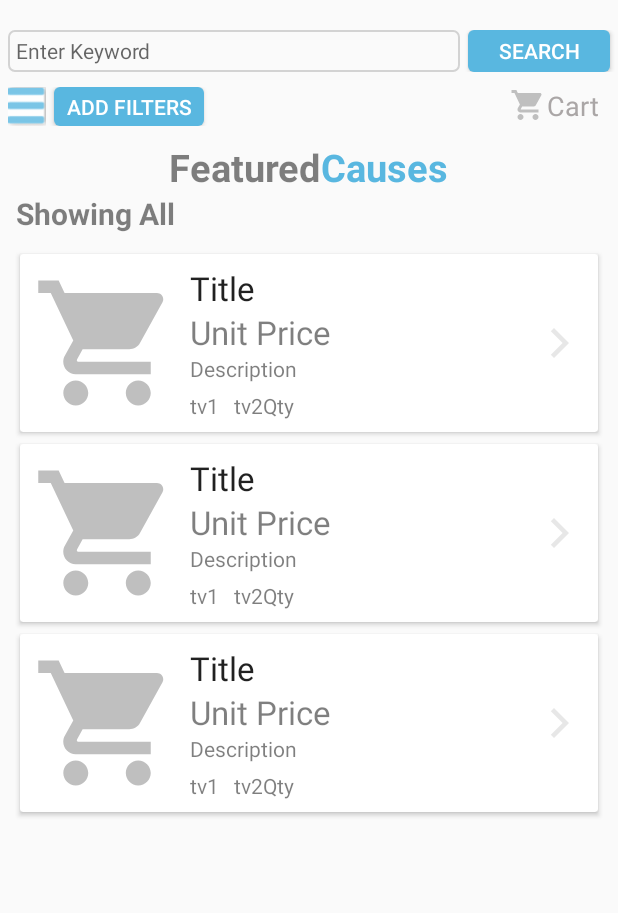
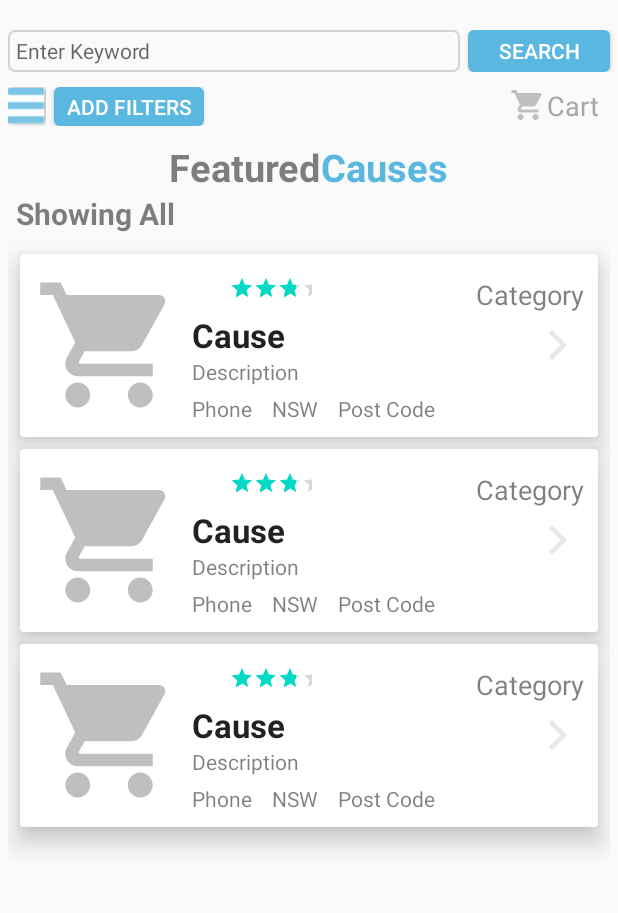
Before and after one commit to NoumanEjaz121/CauseFairy1, an Android app: the layout activity_causes.xml on its own in the app's theme, with its tools: preview values and no code run, on a phone screen of 412 x 824 dp, the part 161-1074 px from its top. Run offline under Robolectric (Android 15) with nearby library versions, the phone set to English and light mode, and no system bars; Roboto replaces fonts that are not available here.

Commit message:
Cause Adapter not finished

```diff
--- a/app/src/main/java/com/example/causefairy/FilterProduct.java
+++ b/app/src/main/java/com/example/causefairy/FilterProduct.java
@@ -1,6 +1,9 @@
 package com.example.causefairy;
 
 import android.widget.Filter;
+
+import com.example.causefairy.models.Product;
+
 import java.util.ArrayList;
 
 public class FilterProduct extends Filter {
@@ -41,7 +44,7 @@ public class FilterProduct extends Filter {
 
     @Override
     protected void publishResults(CharSequence contraint, FilterResults results){
-        adapter.productList = (ArrayList<Product>) results.values;
+    //    adapter.productList = (ArrayList<Product>) results.values;
         adapter.notifyDataSetChanged();
     }
 }
--- a/app/src/main/java/com/example/causefairy/Register_Business.java
+++ b/app/src/main/java/com/example/causefairy/Register_Business.java
@@ -17,7 +17,6 @@ import android.net.Uri;
 import android.os.Bundle;
 import android.provider.MediaStore;
 import android.text.TextUtils;
-import android.util.Log;
 import android.util.Patterns;
 import android.view.View;
 import android.widget.Button;
@@ -32,13 +31,11 @@ import androidx.appcompat.app.AppCompatActivity;
 import androidx.core.app.ActivityCompat;
 import androidx.core.content.ContextCompat;
 
-import com.google.android.gms.tasks.OnCompleteListener;
+import com.example.causefairy.models.UserB;
 import com.google.android.gms.tasks.OnFailureListener;
 import com.google.android.gms.tasks.OnSuccessListener;
 import com.google.android.gms.tasks.Task;
-import com.google.firebase.auth.AuthResult;
 import com.google.firebase.auth.FirebaseAuth;
-import com.google.firebase.auth.FirebaseUser;
 import com.google.firebase.firestore.CollectionReference;
 import com.google.firebase.firestore.DocumentReference;
 import com.google.firebase.firestore.FirebaseFirestore;
@@ -46,7 +43,6 @@ import com.google.firebase.storage.FirebaseStorage;
 import com.google.firebase.storage.StorageReference;
 import com.google.firebase.storage.UploadTask;
 
-import java.util.HashMap;
 import java.util.List;
 import java.util.Locale;
 
--- a/app/src/main/java/com/example/causefairy/SignUp.java
+++ b/app/src/main/java/com/example/causefairy/SignUp.java
@@ -26,11 +26,11 @@ import androidx.appcompat.app.AppCompatActivity;
 import androidx.core.app.ActivityCompat;
 import androidx.core.content.ContextCompat;
 
+import com.example.causefairy.models.User;
 import com.google.android.gms.tasks.OnCompleteListener;
 import com.google.android.gms.tasks.OnFailureListener;
 import com.google.android.gms.tasks.OnSuccessListener;
 import com.google.android.gms.tasks.Task;
-import com.google.android.material.snackbar.Snackbar;
 import com.google.firebase.auth.AuthResult;
 import com.google.firebase.auth.FirebaseAuth;
 import com.google.firebase.auth.FirebaseUser;
@@ -40,9 +40,6 @@ import com.google.firebase.firestore.FirebaseFirestore;
 import com.google.firebase.storage.FirebaseStorage;
 import com.google.firebase.storage.StorageReference;
 import com.google.firebase.storage.UploadTask;
-
-import java.util.HashMap;
-import java.util.Map;
 
 public class SignUp extends AppCompatActivity {
     private static final String TAG = "SignUp";
--- a/app/src/main/java/com/example/causefairy/list_item.java
+++ b/app/src/main/java/com/example/causefairy/list_item.java
@@ -28,6 +28,7 @@ import androidx.appcompat.app.AppCompatActivity;
 import androidx.core.app.ActivityCompat;
 import androidx.core.content.ContextCompat;
 
+import com.example.causefairy.models.Product;
 import com.google.android.gms.tasks.OnFailureListener;
 import com.google.android.gms.tasks.OnSuccessListener;
 import com.google.android.gms.tasks.Task;
@@ -44,7 +45,7 @@ import com.google.firebase.storage.UploadTask;
 import java.util.HashMap;
 
 import static android.content.pm.PackageManager.PERMISSION_GRANTED;
-import static com.example.causefairy.R.id.ivProductIcon;
+//import static com.example.causefairy.R.id.ivProductIcon;
 import static com.example.causefairy.R.id.spinner;
 //import static com.example.causefairy.R.id.spinner1;
 
--- a/app/src/main/java/com/example/causefairy/Product.java
+++ b/app/src/main/java/com/example/causefairy/models/Product.java
@@ -1,4 +1,4 @@
-package com.example.causefairy;
+package com.example.causefairy.models;
 
 import com.google.firebase.database.Exclude;
 import com.google.firebase.database.IgnoreExtraProperties;
--- a/app/src/main/java/com/example/causefairy/User.java
+++ b/app/src/main/java/com/example/causefairy/models/User.java
@@ -1,4 +1,4 @@
-package com.example.causefairy;
+package com.example.causefairy.models;
 
 
 import com.google.firebase.database.Exclude;
@@ -13,7 +13,7 @@ public class User {
     private String conpass;
     private String profilePic;
     private String timestamp;
-    private String uid;
+    private static String uid;
 
     public User(){}
 
@@ -67,7 +67,7 @@ public class User {
     }
 
 
-    public String getUid() {
+    public static String getUid() {
         return uid;
     }
 
--- a/app/src/main/java/com/example/causefairy/UserB.java
+++ b/app/src/main/java/com/example/causefairy/models/UserB.java
@@ -1,9 +1,9 @@
-package com.example.causefairy;
+package com.example.causefairy.models;
 
 
 import com.google.firebase.database.Exclude;
 
-public class UserB extends User{
+public class UserB extends User {
 
     private String businessId;
     private String businessName;
--- a/app/src/main/res/layout/activity_causes.xml
+++ b/app/src/main/res/layout/activity_causes.xml
@@ -37,7 +37,7 @@
             android:orientation="horizontal">
 
             <EditText
-                android:id="@+id/etSearchProducts"
+                android:id="@+id/etSearchCauses"
                 android:layout_width="301dp"
                 android:layout_height="match_parent"
                 android:layout_marginStart="5dp"
@@ -128,7 +128,7 @@
 
 
         <RelativeLayout
-            android:id="@+id/prodctsRL1"
+            android:id="@+id/causesRL1"
             android:layout_width="match_parent"
             android:layout_height="match_parent"
             android:layout_marginStart="5dp"
@@ -136,7 +136,7 @@
 
 
             <TextView
-                android:id="@+id/tvFilteredProducts"
+                android:id="@+id/tvFilteredCauses"
                 android:layout_width="wrap_content"
                 android:layout_height="wrap_content"
                 android:text="Showing All"
@@ -147,10 +147,10 @@
                 android:layout_marginBottom="5dp"/>
 
             <androidx.recyclerview.widget.RecyclerView
-                android:id="@+id/rvProducts"
+                android:id="@+id/rvCauses"
                 android:layout_width="match_parent"
                 android:layout_height="match_parent"
-                android:layout_below="@+id/tvFilteredProducts"
+                android:layout_below="@+id/tvFilteredCauses"
                 app:layoutManager="androidx.recyclerview.widget.LinearLayoutManager"
                 tools:listitem="@layout/row_cause_card"/>
 
--- a/app/src/main/res/layout/row_cause_card.xml
+++ b/app/src/main/res/layout/row_cause_card.xml
@@ -2,6 +2,10 @@
 <androidx.cardview.widget.CardView xmlns:android="http://schemas.android.com/apk/res/android"
     android:layout_width="match_parent"
     android:layout_height="wrap_content"
+    xmlns:app="http://schemas.android.com/apk/res-auto"
+    androidLlayout_marginBottom="1dp"
+    app:cardElevation="10dp"
+    app:contentPadding="1dp"
     android:layout_marginTop="8dp"
     android:layout_marginStart="8dp"
     android:layout_marginEnd="8dp">
@@ -12,7 +16,7 @@
         android:padding="8dp">
 
         <ImageView
-            android:id="@+id/ivProductIcon"
+            android:id="@+id/ivLogo"
             android:layout_width="100dp"
             android:layout_height="100dp"
             android:layout_centerVertical="true"
@@ -26,36 +30,55 @@
             android:layout_height="wrap_content"
             android:layout_centerVertical="true"
             android:orientation="vertical"
-            android:layout_toEndOf="@+id/ivProductIcon">
+            android:layout_toEndOf="@+id/ivLogo">
+            <RelativeLayout
+                android:layout_width="match_parent"
+                android:layout_height="wrap_content"
+                android:layout_marginTop="5dp">
 
             <TextView
-                android:id="@+id/tvProductName"
+                android:id="@+id/tvCategory"
                 android:layout_width="wrap_content"
                 android:layout_height="wrap_content"
-                android:text="Title"
-                android:layout_toStartOf="@+id/tvUPrice"
+                android:text="Category"
+                android:textColor="#80000000"
+                android:gravity="end"
+                android:layout_alignParentTop="true"
+                android:layout_alignParentEnd="true"
+                android:textAppearance="@style/TextAppearance.AppCompat.Medium"/>
+            <RatingBar
+                android:id="@+id/rbStars"
+                android:layout_width="wrap_content"
+                android:layout_height="wrap_content"
+                style="@style/Widget.AppCompat.RatingBar.Small"
+                android:paddingLeft="25dp"
+                android:numStars="5"
+                android:rating="4"/>
+                </RelativeLayout>
+
+
+            <TextView
+                android:id="@+id/tvCauseName"
+                android:layout_width="wrap_content"
+                android:layout_height="wrap_content"
+                android:text="Cause"
+                android:layout_toStartOf="@+id/tvDescription"
                 android:layout_alignParentStart="true"
-                android:maxLines="1"
                 android:ellipsize="end"
+                android:textStyle="bold"
                 android:textAppearance="@style/TextAppearance.AppCompat.Large"/>
 
-            <TextView
-                android:id="@+id/tvUnitPrice"
-                android:layout_width="wrap_content"
-                android:layout_height="wrap_content"
-                android:text="Unit Price"
-                android:textColor="#80000000"
-                android:layout_alignParentTop="true"
-                android:layout_alignParentEnd="true"
-                android:textAppearance="@style/TextAppearance.AppCompat.Large"/>
 
             <TextView
                 android:id="@+id/tvDescription"
                 android:layout_width="wrap_content"
                 android:layout_height="wrap_content"
                 android:text="Description"
+                android:layout_alignParentStart="true"
+                android:ellipsize="end"
                 android:textColor="#80000000"
-                android:layout_below="@+id/tvUPrice"/>
+                android:layout_below="@+id/tvCategory"/>
+
 
             <RelativeLayout
                 android:layout_width="match_parent"
@@ -66,25 +89,28 @@
                     android:layout_width="wrap_content"
                     android:layout_height="wrap_content"
                     android:layout_marginEnd="10dp"
-                    android:text="tv1"
+                    android:text="Phone"
                     android:textColor="#80000000"/>
                 <TextView
                     android:id="@+id/tv2"
                     android:layout_toEndOf="@+id/tv1"
                     android:layout_width="wrap_content"
                     android:layout_height="wrap_content"
-                    android:text="tv2"
+                    android:layout_marginEnd="10dp"
+                    android:text=" NSW "
                     android:textColor="#80000000"/>
                 <TextView
-                    android:id="@+id/tvQty"
+                    android:id="@+id/tvPostcode"
                     android:layout_toEndOf="@+id/tv2"
                     android:layout_width="wrap_content"
                     android:layout_height="wrap_content"
-                    android:text="Qty"
+                    android:layout_marginEnd="10dp"
+                    android:text="Post Code"
                     android:textColor="#80000000"/>
 
 
             </RelativeLayout>
+
 
         </LinearLayout>
 
```
Also changed, not shown: app/src/main/java/com/example/causefairy/AdapterCauses.java (+49 -33 lines), app/src/main/java/com/example/causefairy/Causes.java (+66 -29 lines), app/src/main/java/com/example/causefairy/Register_Cause.java (+2 -11 lines), app/src/main/java/com/example/causefairy/models/UserC.java (renamed from app/src/main/java/com/example/causefairy/UserC.java, +7 -7 lines).
